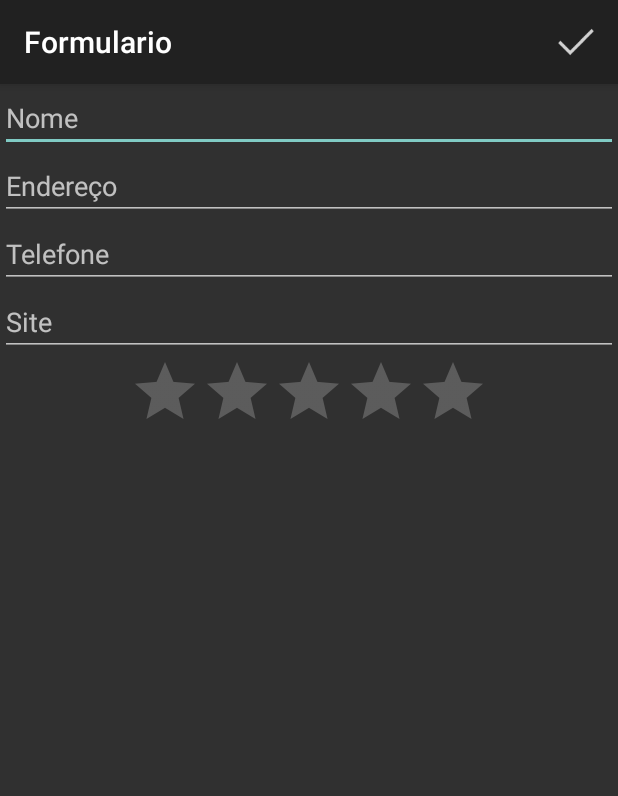
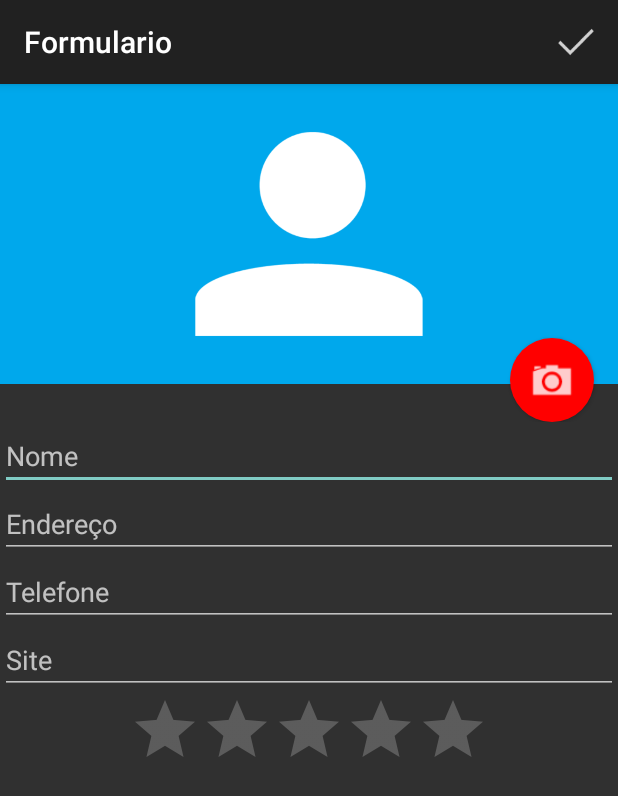
Before and after one commit to Eron00/Agenda, an Android app: the FormularioActivity screen opened directly, with no data from a screen before it, on a phone screen of 412 x 824 dp. Shown: the top 796 px of the screen. Run offline under Robolectric (Android 15) with nearby library versions, the phone set to English and light mode, and no system bars.

Commit message:
customizações de layout

```diff
--- a/app/src/main/res/layout/activity_formulario.xml
+++ b/app/src/main/res/layout/activity_formulario.xml
@@ -6,6 +6,27 @@
             android:layout_width="match_parent"
             android:layout_height="match_parent"
             android:orientation="vertical">
+            <RelativeLayout
+                android:layout_width="match_parent"
+                android:layout_height="225dp">
+
+                <ImageView
+                    android:id="@+id/formulario_foto"
+                    android:layout_width="match_parent"
+                    android:layout_height="200dp"
+                    android:src="@drawable/person"
+                    android:background="#00a8ec"/>
+                <Button
+                    android:id="@+id/formulario_botao_foto"
+                    android:layout_width="56dp"
+                    android:layout_height="56dp"
+                    android:background="@drawable/fundo_camera"
+                    android:layout_alignParentBottom="true"
+                    android:layout_alignParentRight="true"
+                    android:layout_marginRight="16dp"
+                    />
+
+            </RelativeLayout>
 
             <EditText
                 android:layout_width="match_parent"
```
